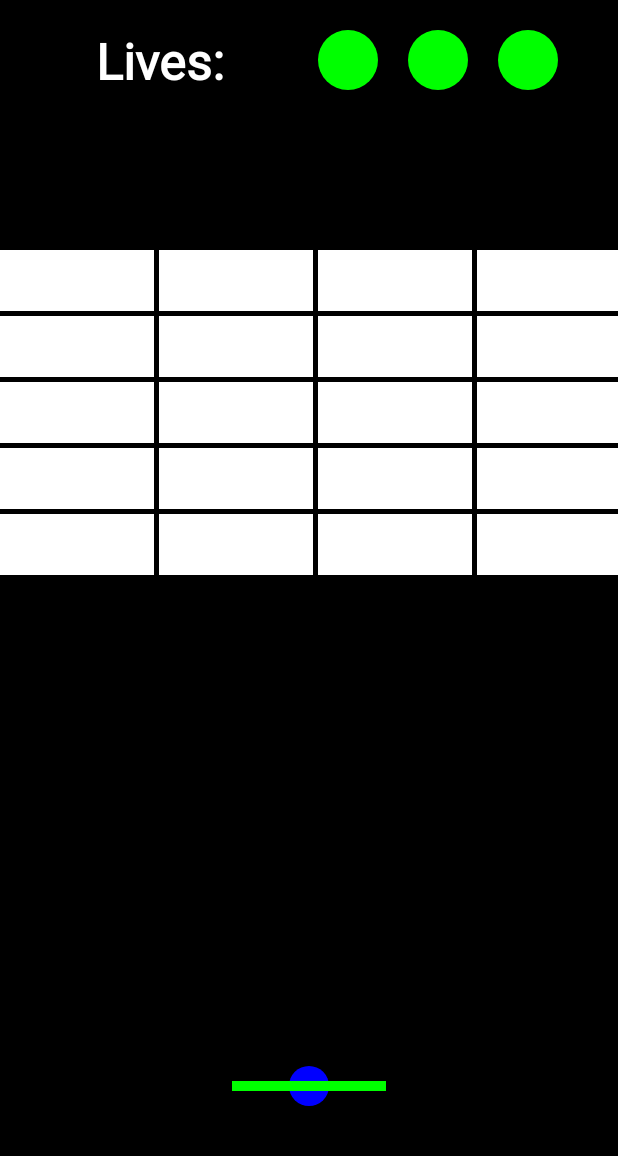
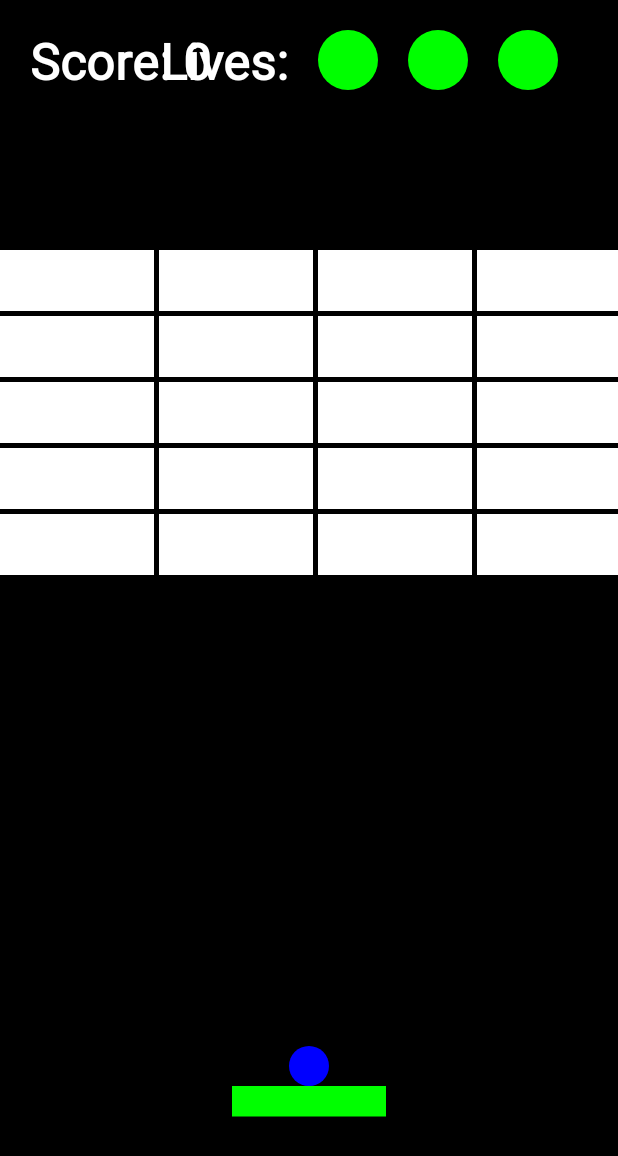
Before and after one commit to shlomoca/Arkanoid, an Android app: the layout activity_main.xml on its own in the app's theme, with its tools: preview values and no code run, on a phone screen of 412 x 824 dp. Shown: the top 1156 px of the screen. Run offline under Robolectric (Android 15) with nearby library versions, the light colour scheme and no system bars.

Commit message:
fix paddle and ball place, and added method to check if the ball collied with the paddle

```diff
--- a/app/src/main/java/com/danielr_shlomoc/ex2/Ball.java
+++ b/app/src/main/java/com/danielr_shlomoc/ex2/Ball.java
@@ -25,7 +25,10 @@ public class Ball {
         ballPaint.setStyle(Paint.Style.FILL);
     }
 
-    public boolean move(int w, int h) {
+    public boolean move(int w, int h, boolean collied, int moves) {
+        if(collied && moves != 0)
+            dy = -dy;
+
         //moves the ball in the dx dy direction. If the ball hit the ground then return true
         x = x + dx;
         y = y + dy;
--- a/app/src/main/java/com/danielr_shlomoc/ex2/Brick.java
+++ b/app/src/main/java/com/danielr_shlomoc/ex2/Brick.java
@@ -32,6 +32,8 @@ public class Brick {
 
         if (ballX - radius > right)
             arr[1] += 1;
+
+
 
         return arr;
 
--- a/app/src/main/java/com/danielr_shlomoc/ex2/GameView.java
+++ b/app/src/main/java/com/danielr_shlomoc/ex2/GameView.java
@@ -5,6 +5,7 @@ import android.graphics.Canvas;
 import android.graphics.Color;
 import android.graphics.Paint;
 import android.util.AttributeSet;
+import android.util.Log;
 import android.view.MotionEvent;
 import android.view.View;
 
@@ -15,6 +16,7 @@ public class GameView extends View {
     private static final int NUM_OF_LIVES = 3, BALL_SIZE = 20, PADDLE_HEIGHT = 150;
     private final int ROWS, COLS;
     private final int bg_color, paddle_color;
+    private static int moves = 0;
 
     private int current_state, score, w, h;
     private Thread ball_thread;
@@ -43,7 +45,6 @@ public class GameView extends View {
         textPaint = new Paint();
         textPaint.setColor(Color.WHITE);
         textPaint.setTextSize(50);
-        textPaint.setTextAlign(Paint.Align.CENTER);
         textPaint.setFakeBoldText(true);
 
     }
@@ -52,6 +53,7 @@ public class GameView extends View {
     protected void onDraw(Canvas canvas) {
         super.onDraw(canvas);
         canvas.drawColor(bg_color);
+        canvas.drawText("Score: "+score,30,80,textPaint);
         LIVES.draw(canvas);
         bricks.drawBricks(canvas);
 
@@ -128,8 +130,9 @@ public class GameView extends View {
             LIVES = new Lives(NUM_OF_LIVES, textPaint);
         }
         play_ball();
-        ball = new Ball((float) getWidth() / 2, (float) getHeight() - PADDLE_HEIGHT, BALL_SIZE, Color.BLUE);
-        paddle = new Paddle((float) getWidth() / 2, (float) getHeight() - PADDLE_HEIGHT, bricks.getW() / 2, paddle_color);
+        ball = new Ball((float) getWidth() / 2, (float) getHeight() - PADDLE_HEIGHT - BALL_SIZE, BALL_SIZE, Color.BLUE);
+        paddle = new Paddle((float) getWidth() /2 , (float) getHeight() - PADDLE_HEIGHT ,bricks.getW(),bricks.getH() , bricks.getW() / 2, paddle_color);
+//        paddle = new Paddle((float) getWidth() / 2, (float) getHeight() - PADDLE_HEIGHT, bricks.getW() / 2, paddle_color);
         current_state = GET_READY_STATE;
     }
 
@@ -148,11 +151,15 @@ public class GameView extends View {
                                 case GET_READY_STATE:
                                     break;
                                 case PLAYING_STATE:
-                                    if (ball.move(getWidth(), getHeight()))
+                                    if (paddle.collied(ball))
+                                        Log.d("myLog","collied ");
+                                    if (ball.move(getWidth(), getHeight(),paddle.collied(ball),moves++))
                                         if (LIVES.died())
                                             current_state = GAME_OVER_STATE;
-                                        else
+                                        else{
+                                            moves = 0;
                                             init_game(false);
+                                        }
 
                                     break;
                                 case GAME_OVER_STATE:
--- a/app/src/main/java/com/danielr_shlomoc/ex2/Paddle.java
+++ b/app/src/main/java/com/danielr_shlomoc/ex2/Paddle.java
@@ -6,18 +6,19 @@ import android.graphics.Paint;
 public class Paddle {
     private final float RADIUS, MOVEMENT;
     private final Paint PADDLE_PAINT;
-    private float x, y;
+    private float x, y, w, h;
 
-    public Paddle(float x, float y, float radius, int color) {
+    public Paddle(float x, float y, float width, float height, float radius, int color) {
         MOVEMENT = 100;
         this.RADIUS = radius;
         this.x = x;
         this.y = y;
+        w = width;
+        h = height;
 
 
         PADDLE_PAINT = new Paint();
         PADDLE_PAINT.setColor(color);
-        PADDLE_PAINT.setStrokeWidth(10);
         PADDLE_PAINT.setStyle(Paint.Style.FILL);
     }
 
@@ -42,6 +43,19 @@ public class Paddle {
     }
 
     public void draw(Canvas canvas) {
-        canvas.drawLine(x - RADIUS, y, x + RADIUS, y, PADDLE_PAINT);
+//        canvas.drawLine(x - RADIUS, y, x + RADIUS, y, PADDLE_PAINT);
+        canvas.drawRect(x - this.RADIUS, y, x - this.RADIUS + w, y + h / 2, PADDLE_PAINT);
     }
+
+    public boolean collied(Ball ball) {
+
+        float xBallCord = ball.getX();
+        float yBallCord = ball.getY();
+        float ballRadius = ball.getRadius();
+
+        if ((xBallCord >= x - this.RADIUS && xBallCord <= x - this.RADIUS + w) && (yBallCord+ballRadius == y))
+            return true;
+        return false;
+    }
+
 }
```
